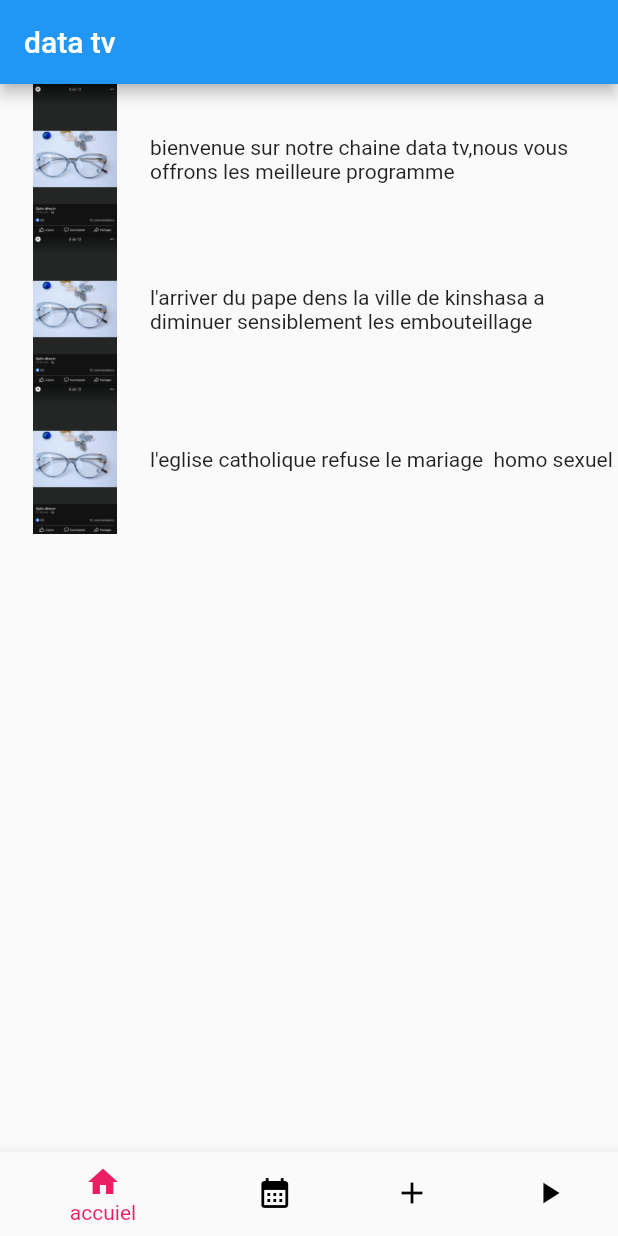
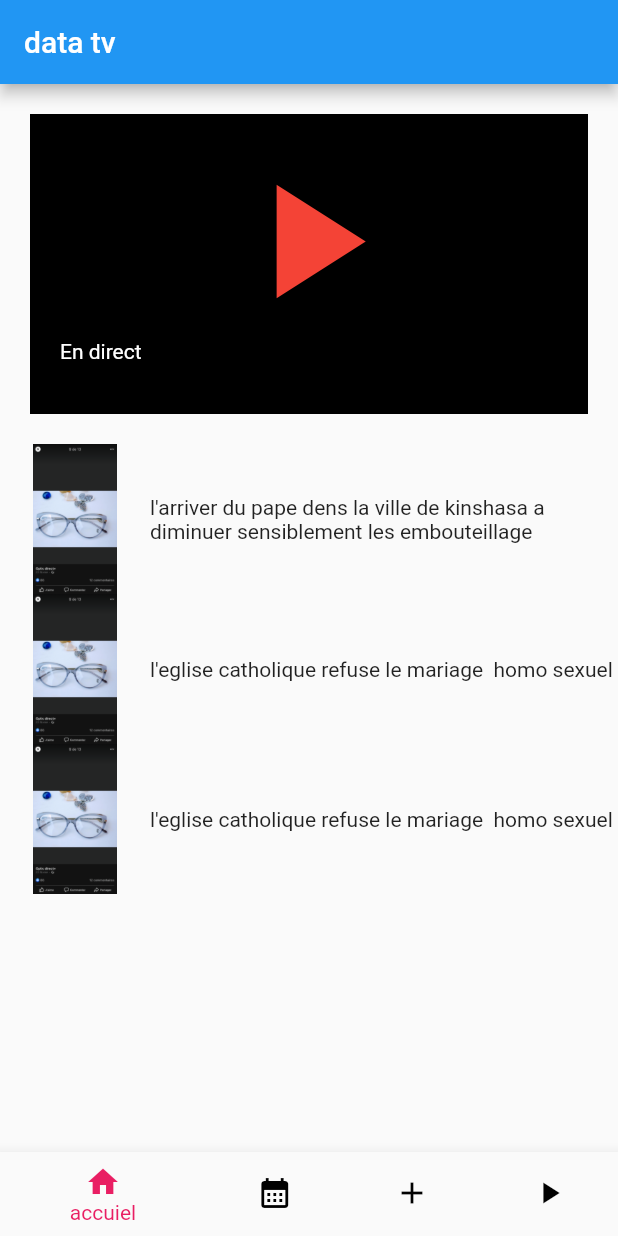
Before and after one commit to abigaelmakasi/data-tv, a Flutter app: the screen it shows after launch, on a phone screen of 412 x 824 dp. Run offline on Flutter 3.47's test engine with Material 2 defaults, Android fonts, the phone set to English and light mode, and no system bars.

Commit message:
positionnement de l'icone

```diff
--- a/lib/screens/home_screen.dart
+++ b/lib/screens/home_screen.dart
@@ -16,7 +16,37 @@ class _HomeScreenState extends State<HomeScreen> {
             title: const Text("data tv"),
           ),
           body: Center(
-            child:  Column(
+            child: Column(
+              children: [
+                Container(
+                    height: 200,
+                    width: double.infinity,
+                    color: Colors.black,
+                    padding: const EdgeInsets.all(20),
+                    margin: const EdgeInsets.all(20),
+                    child: Column(
+                      children: [
+                        Center(
+                          child: Stack(
+                            children: const [
+                              Icon(
+                                Icons.play_arrow,
+                                color: Colors.red,
+                                size: 130.0,
+                              ),
+
+                            ],
+                          ),
+                        ),
+                        const Align(
+                                alignment: Alignment.bottomLeft,
+                                child: Text("En direct",style: TextStyle(color: Colors.white, fontSize: 14),),
+
+                              ),
+                      ],
+                    )),
+               Flexible(child:
+                Column(
                   children: [
                     Row(
                   children: [
@@ -27,30 +57,10 @@ class _HomeScreenState extends State<HomeScreen> {
                     ),
                     const Expanded(
                       child: Text(
-                    ("bienvenue sur notre chaine data tv,nous vous offrons les meilleure programme "),
-                    style: TextStyle(
-                      fontSize: 14,
-                    ),
-                  ),
-                  )
-
-                ],
-              ),
-              Row(
-                children: [
-                  Image.asset(
-                    "assets/images/img2.PNG",
-                    width: 100,
-                    height: 100,
-                  ),
-
-                  const Expanded(
-                    child:  Text(
                         ("l'arriver du pape dens la ville de kinshasa a diminuer sensiblement les embouteillage"),
                         style: TextStyle(
                           fontSize: 14,
                         ),
-
                       ),
                     )
                   ],
@@ -63,49 +73,50 @@ class _HomeScreenState extends State<HomeScreen> {
                       height: 100,
                     ),
                     const Expanded(
-                    child:Text(
+                        child: Text(
                       ("l'eglise catholique refuse le mariage  homo sexuel "),
                       style: TextStyle(
                         fontSize: 14,
                       ),
-                    )
-                     )
-
+                    ))
                   ],
 
                 ),
+                Row(
+                  children: [
+                    Image.asset(
+                      "assets/images/img2.PNG",
+                      width: 100,
+                      height: 100,
+                    ),
+                    const Expanded(
+                        child: Text(
+                      ("l'eglise catholique refuse le mariage  homo sexuel "),
+                      style: TextStyle(
+                        fontSize: 14,
+                      ),
+                    ))
+                  ],
 
+                ),
+                  ],
+                ))
               ],
             ),
           ),
-
           bottomNavigationBar: BottomNavigationBar(
             selectedItemColor: Colors.pink,
             unselectedItemColor: Colors.black,
             items: const [
               BottomNavigationBarItem(
-                icon: Icon(Icons.home),
-                label: ("accuiel")
-                ),
+                  icon: Icon(Icons.home), label: ("accuiel")),
               BottomNavigationBarItem(
-                icon: Icon(Icons.calendar_month),
-                label: ("calendrier")
-                ),
+                  icon: Icon(Icons.calendar_month), label: ("calendrier")),
+              BottomNavigationBarItem(icon: Icon(Icons.add), label: ("ajout")),
               BottomNavigationBarItem(
-                icon: Icon(Icons.add),
-                label: ("ajout")
-                ),
-
-                BottomNavigationBarItem(
-                icon: Icon(Icons.play_arrow),
-                label: ("ajout")
-                ),
-
+                  icon: Icon(Icons.play_arrow), label: ("ajout")),
             ],
-
-
-          )
-          ),
+          )),
     );
   }
 }
```
Lines whose indentation alone changed are shown as unchanged.
